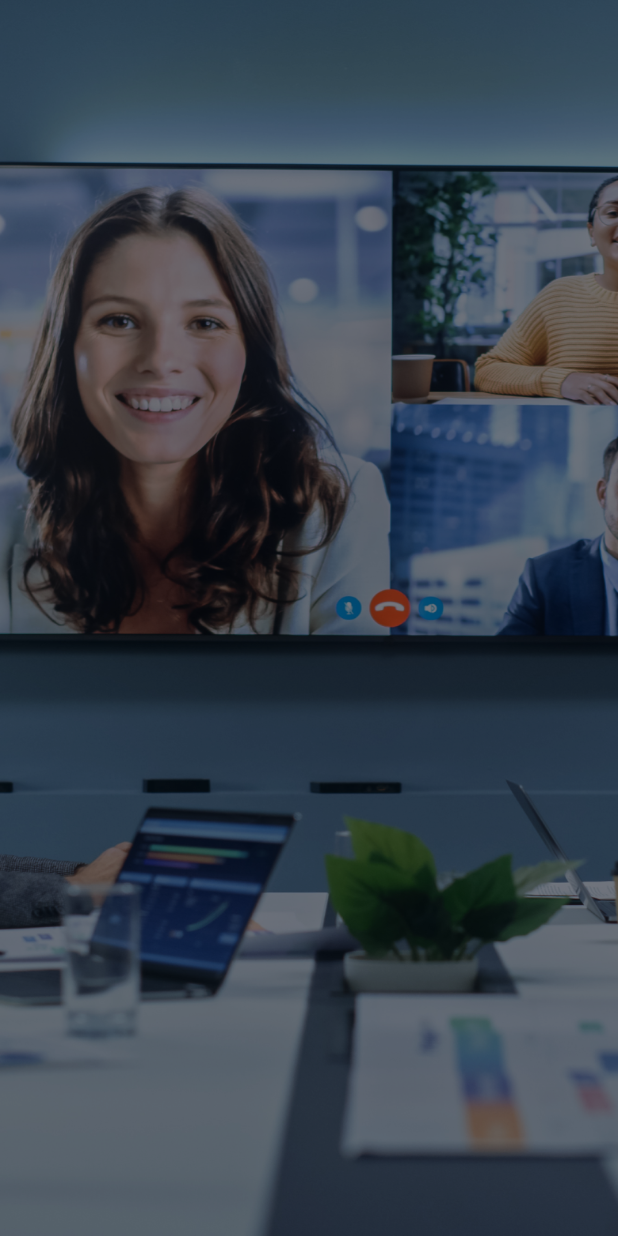
After one commit to hamzamalikbucket/esm, a Flutter app: the QuickMeetingScreen screen opened by its route, on a phone screen of 412 x 824 dp. The commit adds this screen. Run offline on Flutter 3.47's test engine with Material 2 defaults, Android fonts, the phone set to English and light mode, and no system bars; our stand-ins replace flutter_slider_drawer, flutter_svg, google_fonts, pinput; project files that could hold a hidden picture were left out.

Commit message:
updated commits

```diff
--- a/lib/modules/Screens/auth/register_screen.dart
+++ b/lib/modules/Screens/auth/register_screen.dart
@@ -1,4 +1,3 @@
-
 import 'package:esm/resources/Widgets/ToolbarImage.dart';
 import 'package:esm/resources/Widgets/app_button.dart';
 import 'package:esm/resources/Widgets/app_field.dart';
@@ -54,15 +53,15 @@ class RegState extends State<RegisterScreen> {
                     ),
                     const AppText(
                       'Welcome',
-                     size: 20,
+                      size: 20,
                       fontWeight: FontWeight.w600,
-                     color: AppColors.black,
+                      color: AppColors.black,
                     ),
                     const AppText(
                       'Signup to your new account',
-                     size: 16,
+                      size: 16,
                       fontWeight: FontWeight.w500,
-                     color: AppColors.greyTextColor,
+                      color: AppColors.greyTextColor,
                     ),
                   ],
                 ),
@@ -308,8 +307,9 @@ class RegState extends State<RegisterScreen> {
             const SizeBoxHeight16(),
             AppButton(
               onTap: () {
-                if (registerFormKey.currentState!.validate()) {
-                }
+                Navigator.pushNamed(context, '/QuickMeetingScreen');
+                // if (registerFormKey.currentState!.validate()) {
+                // }
               },
               assetUrl: Constants.registerBtn,
             ),
--- /dev/null
+++ b/lib/modules/Screens/meeting/quick_meeting_screen.dart
@@ -0,0 +1,25 @@
+import 'package:esm/resources/utils/Constants.dart';
+import 'package:flutter/material.dart';
+
+class QuickMeetingScreen extends StatefulWidget {
+  const QuickMeetingScreen({super.key});
+
+  @override
+  State<QuickMeetingScreen> createState() => _QuickMeetingScreenState();
+}
+
+class _QuickMeetingScreenState extends State<QuickMeetingScreen> {
+  @override
+  Widget build(BuildContext context) {
+    return Scaffold(
+      body: SizedBox(
+        width: MediaQuery.of(context).size.width,
+        height: MediaQuery.of(context).size.height,
+        child: Image.asset(
+          Constants.meetings,
+          fit: BoxFit.fill,
+        ),
+      ),
+    );
+  }
+}
--- a/lib/resources/utils/constants.dart
+++ b/lib/resources/utils/constants.dart
@@ -1,34 +1,33 @@
-class Constants{
-  static const esmLogo ='assets/images/logowhite.svg';
-  static const authImg ='assets/images/group.svg';
-  static const loginBTn ='assets/images/loginbtn.svg';
-  static const captChaImg ='assets/images/captchaImg.svg';
-  static const validate ='assets/images/validatePromo.svg';
-  static const registerBtn ='assets/images/registerbtn.svg';
-  static const otpTopImg ='assets/images/otpframe.svg';
-  static const submitBtn ='assets/images/submitbtn.svg';
-  static const enquiryBtn ='assets/images/enquirybtn.svg';
-  static const contactFooterImg ='assets/images/contact.svg';
-  static const postImg ='assets/images/postImg.svg';
-  static const postImg2 ='assets/images/postImg2.svg';
-  static const favouriteIcon ='assets/images/favourite.svg';
-  static const commentIcon ='assets/images/comment.svg';
-  static const viewIcon ='assets/images/view.svg';
-  static const shareBtnBlue ='assets/images/shareBtn.svg';
-  static const profileImg ='assets/images/profile.svg';
-  static const calendarImg ='assets/images/calendar.svg';
-  static const clockImg ='assets/images/clock.svg';
-  static const locationImg ='assets/images/location.svg';
-  static const freeIcon ='assets/images/freeStatus.svg';
-  static const paidIcon ='assets/images/paidStatus.svg';
-  static const eye ='assets/images/eye.png';
-  static const slashEye ='assets/images/slash_eye.png';
-  static const phone ='assets/images/phone.png';
-  static const person ='assets/images/person.png';
-  static const lock ='assets/images/lock.png';
-  static const worldMap ='assets/images/world_map.png';
-  static const search ='assets/images/search.png';
-  static const appImage ='assets/images/app_image.png';
-
-
+class Constants {
+  static const esmLogo = 'assets/images/logowhite.svg';
+  static const authImg = 'assets/images/group.svg';
+  static const loginBTn = 'assets/images/loginbtn.svg';
+  static const captChaImg = 'assets/images/captchaImg.svg';
+  static const validate = 'assets/images/validatePromo.svg';
+  static const registerBtn = 'assets/images/registerbtn.svg';
+  static const otpTopImg = 'assets/images/otpframe.svg';
+  static const submitBtn = 'assets/images/submitbtn.svg';
+  static const enquiryBtn = 'assets/images/enquirybtn.svg';
+  static const contactFooterImg = 'assets/images/contact.svg';
+  static const postImg = 'assets/images/postImg.svg';
+  static const postImg2 = 'assets/images/postImg2.svg';
+  static const favouriteIcon = 'assets/images/favourite.svg';
+  static const commentIcon = 'assets/images/comment.svg';
+  static const viewIcon = 'assets/images/view.svg';
+  static const shareBtnBlue = 'assets/images/shareBtn.svg';
+  static const profileImg = 'assets/images/profile.svg';
+  static const calendarImg = 'assets/images/calendar.svg';
+  static const clockImg = 'assets/images/clock.svg';
+  static const locationImg = 'assets/images/location.svg';
+  static const freeIcon = 'assets/images/freeStatus.svg';
+  static const paidIcon = 'assets/images/paidStatus.svg';
+  static const eye = 'assets/images/eye.png';
+  static const slashEye = 'assets/images/slash_eye.png';
+  static const phone = 'assets/images/phone.png';
+  static const person = 'assets/images/person.png';
+  static const lock = 'assets/images/lock.png';
+  static const worldMap = 'assets/images/world_map.png';
+  static const search = 'assets/images/search.png';
+  static const appImage = 'assets/images/app_image.png';
+  static const meetings = 'assets/images/quick_meeting.png';
 }
--- a/lib/resources/utils/routs.dart
+++ b/lib/resources/utils/routs.dart
@@ -4,6 +4,7 @@ import 'package:esm/modules/Screens/auth/register_screen.dart';
 import 'package:esm/modules/Screens/dashboard/bottom_nav_bar.dart';
 import 'package:esm/modules/Screens/dashboard/home/about_us_screen.dart';
 import 'package:esm/modules/Screens/dashboard/home/contact_us_screen.dart';
+import 'package:esm/modules/Screens/meeting/quick_meeting_screen.dart';
 import 'package:esm/modules/Screens/splash_screen.dart';
 import 'package:flutter/material.dart';
 
@@ -12,7 +13,7 @@ class AppRoute {
     switch (routeArguments.name) {
       case '/':
         return MaterialPageRoute(builder: (context) => const SplashScreen());
-        case '/LoginScreen':
+      case '/LoginScreen':
         return MaterialPageRoute(builder: (context) => const LoginScreen());
 
       case '/RegisterScreen':
@@ -20,13 +21,15 @@ class AppRoute {
       case '/OtpScreen':
         return MaterialPageRoute(builder: (context) => const OtpScreen());
       case '/BottomNavigationBarScreen':
-        return MaterialPageRoute(builder: (context) => const BottomNavigationBarScreen());
+        return MaterialPageRoute(
+            builder: (context) => const BottomNavigationBarScreen());
       case '/AboutUsScreen':
         return MaterialPageRoute(builder: (context) => const AboutUsScreen());
       case '/ContactUsScreen':
         return MaterialPageRoute(builder: (context) => const ContactUsScreen());
-      // case '/MyChildren':
-      //   return MaterialPageRoute(builder: (context) => const MyChildren());
+      case '/QuickMeetingScreen':
+        return MaterialPageRoute(
+            builder: (context) => const QuickMeetingScreen());
       // case '/Profile':
       //   return MaterialPageRoute(builder: (context) => const Profile());
       // case '/EditProfile':
```
Also changed, not shown: assets/images/quick_meeting.png (added).
